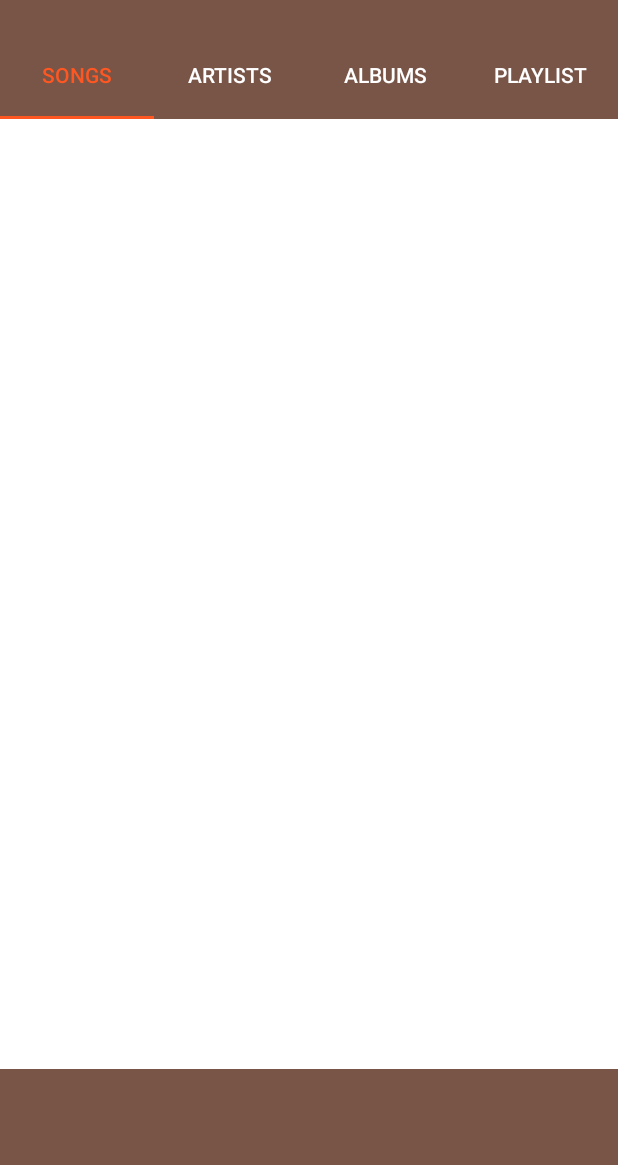
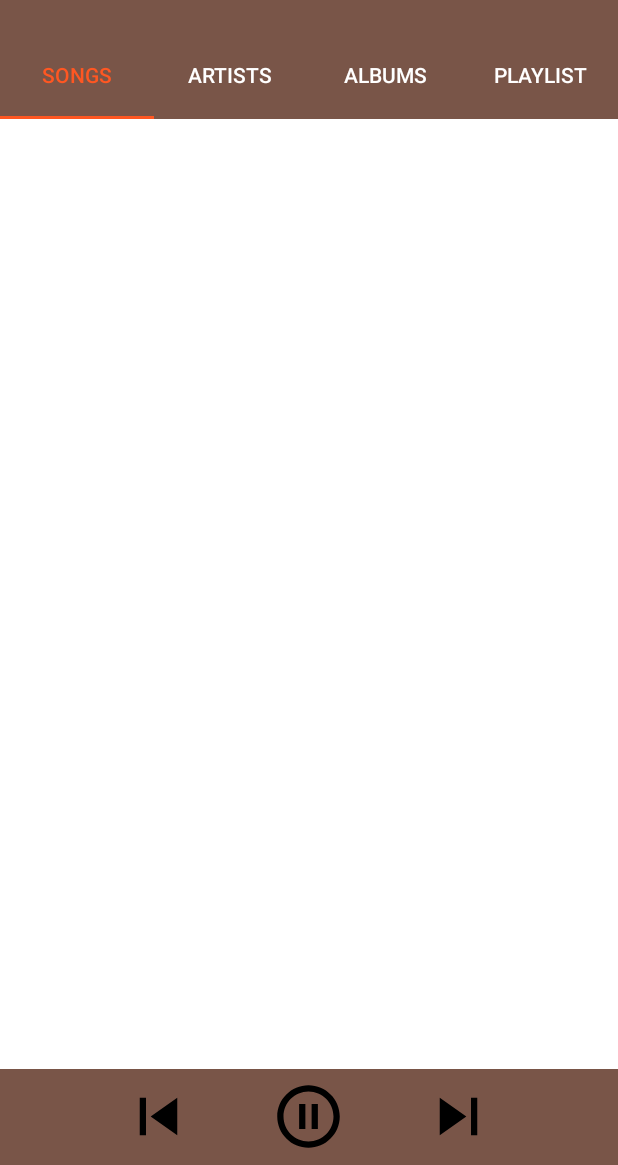
Before and after one commit to luongtx/MusicPlayer, an Android app: the screen it shows after launch (MainActivity), on a phone screen of 412 x 824 dp, the part 71-1236 px from its top. Run offline under Robolectric (Android 15) with nearby library versions, the phone set to English and light mode, and no system bars; 2 statements that could not run were skipped.

Commit message:
update layout

```diff
--- /dev/null
+++ b/app/src/main/res/drawable/ic_next.xml
@@ -0,0 +1,9 @@
+<vector xmlns:android="http://schemas.android.com/apk/res/android"
+        android:width="24dp"
+        android:height="24dp"
+        android:viewportWidth="24.0"
+        android:viewportHeight="24.0">
+    <path
+        android:fillColor="#FF000000"
+        android:pathData="M6,18l8.5,-6L6,6v12zM16,6v12h2V6h-2z"/>
+</vector>
--- /dev/null
+++ b/app/src/main/res/drawable/ic_previous.xml
@@ -0,0 +1,9 @@
+<vector xmlns:android="http://schemas.android.com/apk/res/android"
+        android:width="24dp"
+        android:height="24dp"
+        android:viewportWidth="24.0"
+        android:viewportHeight="24.0">
+    <path
+        android:fillColor="#FF000000"
+        android:pathData="M6,6h2v12L6,18zM9.5,12l8.5,6L18,6z"/>
+</vector>
--- a/app/src/main/res/layout/activity_main.xml
+++ b/app/src/main/res/layout/activity_main.xml
@@ -72,7 +72,31 @@
         android:layout_height="0dp"
         android:layout_weight="0.5"
         android:orientation="horizontal"
+        android:gravity="center"
         android:background="@color/colorPrimary">
+
+        <ImageView
+            android:layout_width="50dp"
+            android:layout_height="50dp"
+            android:background="@drawable/ic_previous"
+            tools:ignore="NestedWeights">
+
+        </ImageView>
+
+        <ImageView
+            android:layout_width="50dp"
+            android:layout_height="50dp"
+            android:layout_marginLeft="50dp"
+            android:layout_marginRight="50dp"
+            android:background="@drawable/ic_pause">
+
+        </ImageView>
+
+        <ImageView
+            android:layout_width="50dp"
+            android:layout_height="50dp"
+            android:background="@drawable/ic_next">
+        </ImageView>
     </LinearLayout>
 
 </LinearLayout>
```
